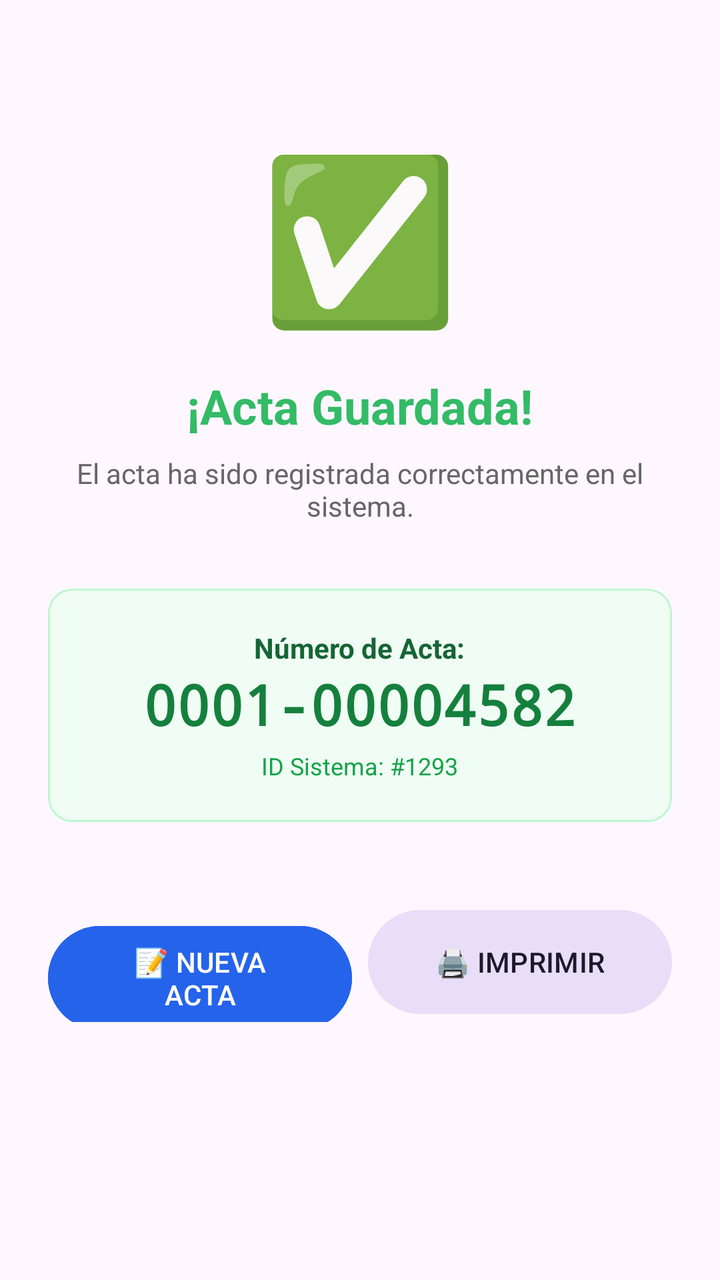
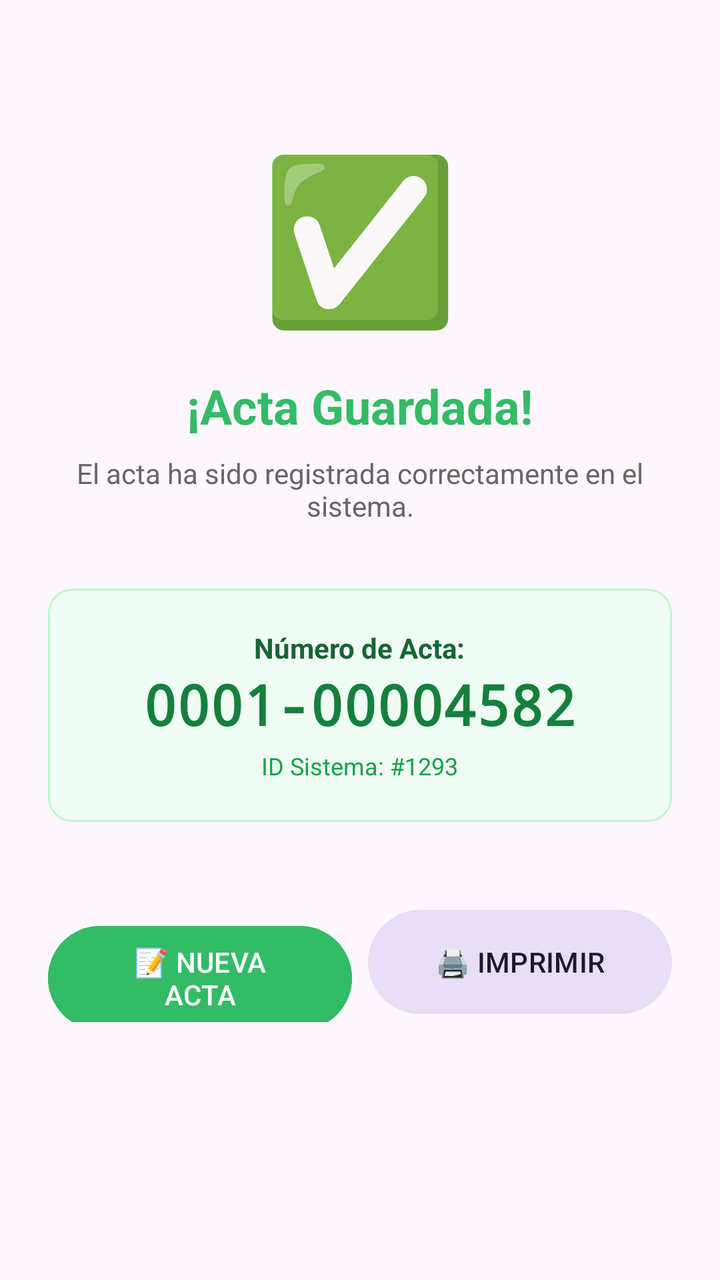

Two renders of the same Android screen: before a commit and after it. Below are the layout's source before the change and the commit's diff.
<!-- AndroidManifest.xml: application theme Theme.ChivilcoyActas -->
<!-- res/layout/fragment_exito.xml -->
<?xml version="1.0" encoding="utf-8"?>
<LinearLayout xmlns:android="http://schemas.android.com/apk/res/android"
    xmlns:app="http://schemas.android.com/apk/res-auto"
    android:layout_width="match_parent"
    android:layout_height="match_parent"
    android:orientation="vertical"
    android:gravity="center_horizontal"
    android:padding="24dp">

    <TextView
        android:layout_width="wrap_content"
        android:layout_height="wrap_content"
        android:text="✅"
        android:textSize="80sp"
        android:layout_marginTop="40dp"
        android:layout_marginBottom="16dp"/>

    <TextView
        android:layout_width="wrap_content"
        android:layout_height="wrap_content"
        android:text="¡Acta Guardada!"
        android:textColor="#33BB66"
        android:textSize="24sp"
        android:textStyle="bold"
        android:layout_marginBottom="8dp"/>

    <TextView
        android:layout_width="wrap_content"
        android:layout_height="wrap_content"
        android:text="El acta ha sido registrada correctamente en el sistema."
        android:textAlignment="center"
        android:textColor="#666666"
        android:layout_marginBottom="32dp"/>

    <com.google.android.material.card.MaterialCardView
        android:layout_width="match_parent"
        android:layout_height="wrap_content"
        app:cardBackgroundColor="#F0FDF4"
        app:strokeColor="#BBF7D0"
        app:strokeWidth="1dp"
        app:cardCornerRadius="12dp"
        android:layout_marginBottom="40dp">

        <LinearLayout
            android:layout_width="match_parent"
            android:layout_height="wrap_content"
            android:orientation="vertical"
            android:gravity="center"
            android:padding="20dp">

            <TextView
                android:layout_width="wrap_content"
                android:layout_height="wrap_content"
                android:text="Número de Acta:"
                android:textColor="#166534"
                android:textSize="14sp"
                android:textStyle="bold"/>

            <TextView
                android:id="@+id/tvNroActaFinal"
                android:layout_width="wrap_content"
                android:layout_height="wrap_content"
                android:text="0001-00004582"
                android:textColor="#15803D"
                android:textSize="28sp"
                android:textStyle="bold"
                android:fontFamily="monospace"/>

            <TextView
                android:id="@+id/tvIdSistema"
                android:layout_width="wrap_content"
                android:layout_height="wrap_content"
                android:text="ID Sistema: #1293"
                android:textColor="#16A34A"
                android:textSize="12sp"
                android:layout_marginTop="4dp"/>
        </LinearLayout>
    </com.google.android.material.card.MaterialCardView>

    <LinearLayout
        android:layout_width="match_parent"
        android:layout_height="wrap_content"
        android:orientation="horizontal"
        android:weightSum="2">

        <Button
            android:id="@+id/btnNuevaActa"
            android:layout_width="0dp"
            android:layout_height="60dp"
            android:layout_weight="1"
            android:text="📝 NUEVA ACTA"
            android:backgroundTint="#2563EB"
            android:layout_marginEnd="8dp"/>

        <Button
            android:id="@+id/btnImprimir"
            style="@style/Widget.Material3.Button.TonalButton"
            android:layout_width="0dp"
            android:layout_height="60dp"
            android:layout_weight="1"
            android:text="🖨️ IMPRIMIR"/>
    </LinearLayout>

</LinearLayout>
<!-- resources referenced by this layout -->
<resources>
  <style name="Theme.ChivilcoyActas" parent="Base.Theme.ChivilcoyActas" />
  <style name="Base.Theme.ChivilcoyActas" parent="Theme.Material3.DayNight.NoActionBar">
          
          <item name="colorPrimary">#33BB66</item>
  
          <item name="colorSecondary">#33BB66</item>
          <item name="android:statusBarColor">#33BB66</item>
      </style>
</resources>

<!-- the commit's change to res/layout/fragment_exito.xml (unified diff, before → after) -->
@@ -89,7 +89,8 @@
             android:layout_height="60dp"
             android:layout_weight="1"
             android:text="📝 NUEVA ACTA"
-            android:backgroundTint="#2563EB"
+            android:backgroundTint="#33BB66"
+            android:textColor="@android:color/white"
             android:layout_marginEnd="8dp"/>
 
         <Button
